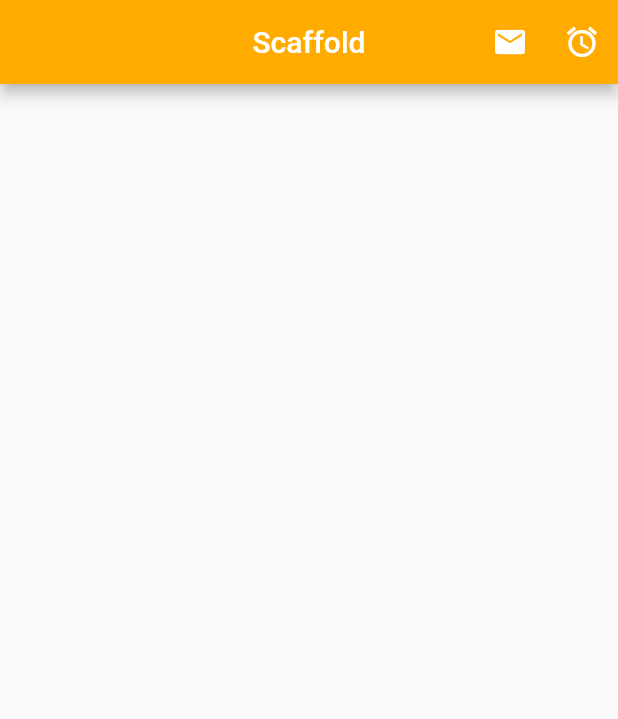
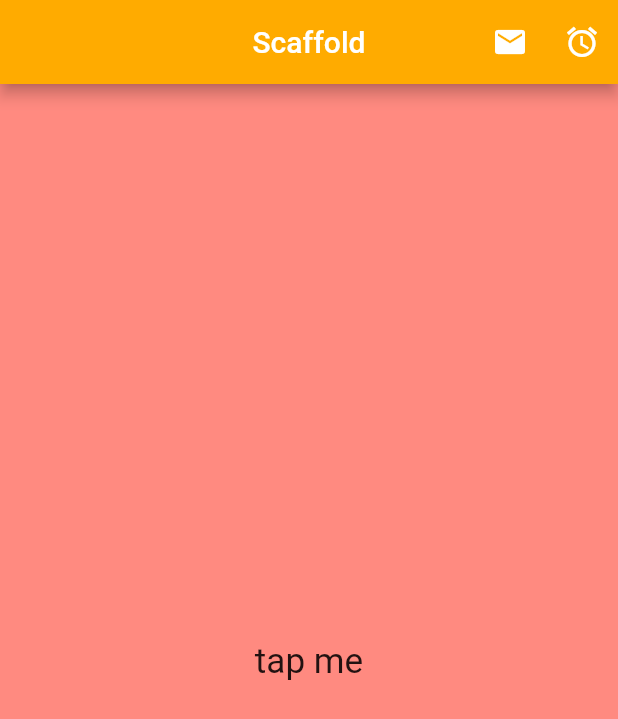
Before and after one commit to erincodepirate/flutter_stuff, a Flutter app: the screen it shows after launch, on a phone screen of 412 x 824 dp. Shown: the top 719 px of the screen. Run offline on Flutter 3.47's test engine with Material 2 defaults, Android fonts, the phone set to English and light mode, and no system bars.

Commit message:
Add inkwell

```diff
--- a/hello_flutter/hello_flutter/lib/ui/home.dart
+++ b/hello_flutter/hello_flutter/lib/ui/home.dart
@@ -19,7 +19,17 @@ class ScaffoldExample extends StatelessWidget {
             ),
             IconButton(icon: Icon(Icons.access_alarm), onPressed: _tapButton)
           ],
-    ));
+        ),
+        backgroundColor: Colors.redAccent.shade100,
+        body: Container(
+            alignment: Alignment.center,
+            child: Column(
+                mainAxisAlignment: MainAxisAlignment.center,
+                children: <Widget>[
+                  InkWell(
+                      child: Text("tap me", style: TextStyle(fontSize: 23.4)),
+                      onTap: () => debugPrint("yo dawg"))
+                ])));
   }
 }
 
```
Lines whose indentation alone changed are shown as unchanged.
